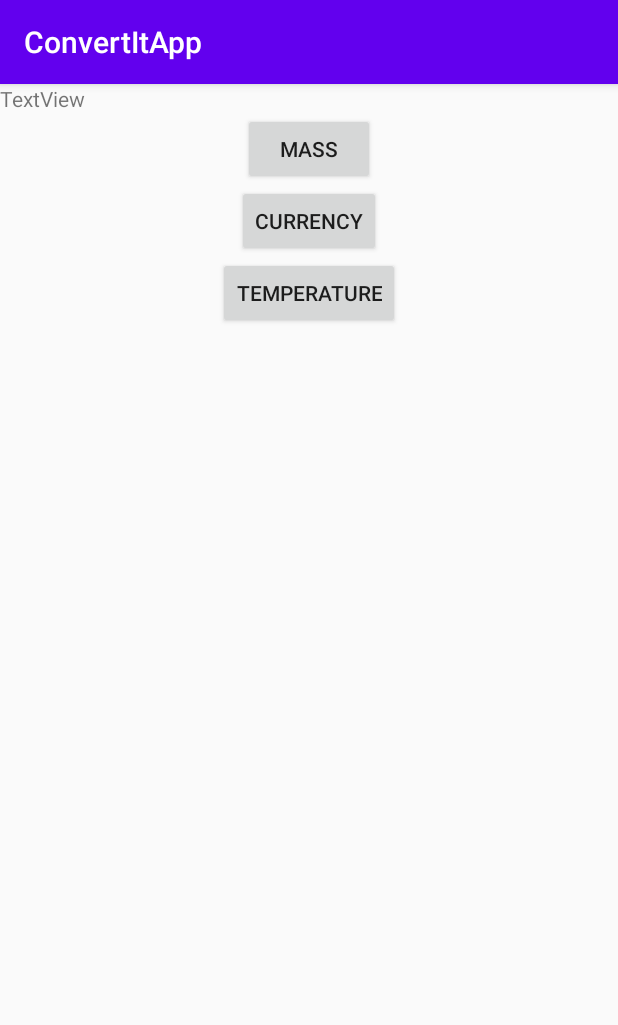
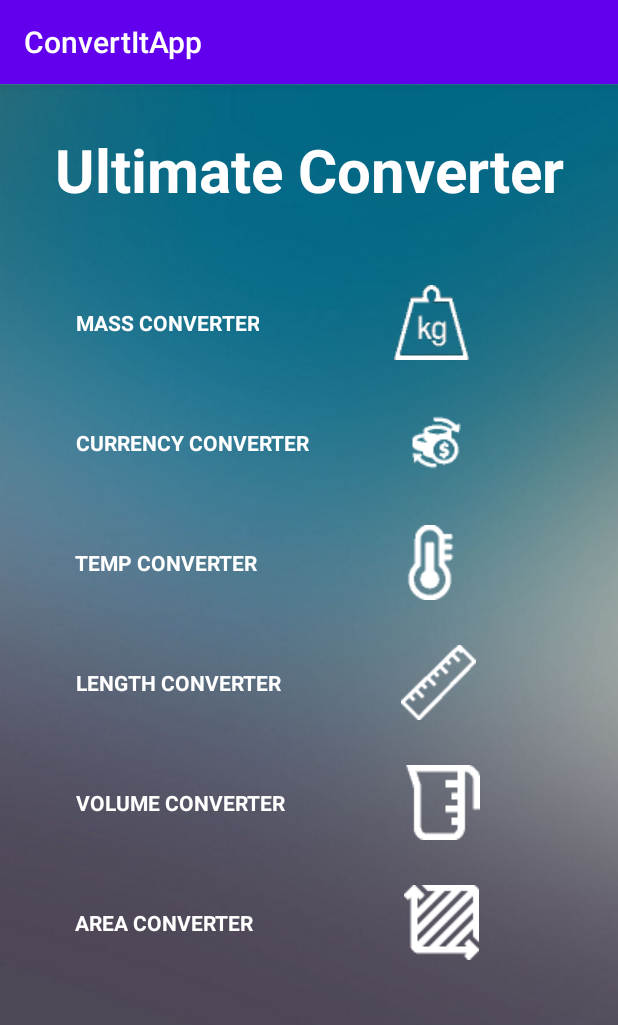
Before and after one commit to reke-ogbokor/INFO_3245_Project, an Android app: the screen it shows after launch (MainActivity), on a phone screen of 412 x 824 dp. Shown: the top 1025 px of the screen. Run offline under Robolectric (Android 15) with nearby library versions, the phone set to English and light mode, and no system bars.

Commit message:
Made homescreen

```diff
--- a/ConvertItApp/app/src/main/java/com/example/convertitapp/MainActivity.java
+++ b/ConvertItApp/app/src/main/java/com/example/convertitapp/MainActivity.java
@@ -6,6 +6,7 @@ import android.content.Intent;
 import android.os.Bundle;
 import android.view.View;
 import android.widget.Button;
+import android.widget.ImageButton;
 
 public class MainActivity extends AppCompatActivity {
 
@@ -14,9 +15,9 @@ public class MainActivity extends AppCompatActivity {
         super.onCreate(savedInstanceState);
         setContentView(R.layout.activity_main);
 
-        Button massBtn = (Button) findViewById(R.id.massBtn);
-        Button currencyBtn = (Button) findViewById(R.id.currencyBtn);
-        Button tempBtn = (Button) findViewById(R.id.tempBtn);
+        ImageButton massBtn = (ImageButton) findViewById(R.id.massBtn);
+        ImageButton currencyBtn = (ImageButton) findViewById(R.id.currencyBtn);
+        ImageButton tempBtn = (ImageButton) findViewById(R.id.tempBtn);
 
 
         massBtn.setOnClickListener(new View.OnClickListener() {
--- a/ConvertItApp/app/src/main/res/layout/activity_main.xml
+++ b/ConvertItApp/app/src/main/res/layout/activity_main.xml
@@ -6,41 +6,221 @@
     android:layout_width="match_parent"
     android:layout_height="match_parent"
     android:orientation="vertical"
+    android:background="@drawable/gradient"
     tools:context=".MainActivity">
 
     <TextView
         android:id="@+id/textView"
-        android:layout_width="wrap_content"
+        android:layout_width="match_parent"
         android:layout_height="wrap_content"
-        android:text="TextView" />
+        android:layout_marginTop="30dp"
+        android:layout_marginBottom="50dp"
+        android:textColor="#FFFFFF"
+        android:textStyle="bold"
+        android:textSize="40sp"
+        android:text="Ultimate Converter"
+        android:textAlignment="center" />
 
     <LinearLayout
         android:layout_width="match_parent"
+        android:layout_height="wrap_content"
+        android:layout_marginLeft="50dp"
+        android:layout_marginBottom="30dp"
+        android:orientation="horizontal">
+
+        <TextView
+            android:id="@+id/textView2"
+            android:layout_width="wrap_content"
             android:layout_height="match_parent"
-        android:orientation="vertical"
-        android:layout_gravity="center">
-    <Button
+            android:gravity="center"
+            android:text="MASS CONVERTER"
+            android:textColor="#FFFFFF"
+            android:textStyle="bold" />
+
+        <ImageButton
             android:id="@+id/massBtn"
             android:layout_width="wrap_content"
             android:layout_height="wrap_content"
             android:layout_gravity="center"
-        android:text="@string/massBtn" />
+            android:layout_marginLeft="90dp"
+            android:layout_marginRight="50dp"
+            android:background="#00FFFFFF"
+            android:src="@drawable/mass2"
 
-    <Button
+            />
+
+    </LinearLayout>
+
+
+    <LinearLayout
+        android:layout_width="match_parent"
+        android:layout_height="wrap_content"
+        android:orientation="horizontal"
+        android:layout_marginBottom="30dp"
+        android:layout_marginLeft="50dp">
+
+        <TextView
+            android:id="@+id/textView3"
+            android:layout_width="wrap_content"
+            android:gravity="center"
+            android:layout_height="match_parent"
+            android:textColor="#FFFFFF"
+            android:textStyle="bold"
+            android:text="CURRENCY CONVERTER" />
+
+        <ImageButton
             android:id="@+id/currencyBtn"
             android:layout_width="wrap_content"
             android:layout_height="wrap_content"
             android:layout_gravity="center"
-        android:text="@string/currencyBtn" />
+            android:background="#00FFFFFF"
+            android:layout_marginLeft="60dp"
+            android:layout_marginRight="50dp"
+            android:src="@drawable/currency2"
 
-        <Button
+
+            />
+
+    </LinearLayout>
+
+    <LinearLayout
+        android:layout_width="match_parent"
+        android:layout_height="wrap_content"
+        android:orientation="horizontal"
+        android:layout_marginBottom="30dp"
+        android:layout_marginLeft="50dp">
+
+        <TextView
+            android:id="@+id/textView4"
+            android:layout_width="wrap_content"
+            android:layout_height="match_parent"
+            android:gravity="center"
+            android:textColor="#FFFFFF"
+            android:textStyle="bold"
+            android:text="TEMP CONVERTER" />
+
+        <ImageButton
             android:id="@+id/tempBtn"
             android:layout_width="wrap_content"
             android:layout_height="wrap_content"
+            android:background="#00FFFFFF"
             android:layout_gravity="center"
-            android:text="@string/tempBtn" />
+            android:layout_marginLeft="90dp"
+            android:layout_marginRight="50dp"
+            android:src="@drawable/temp2"
+            android:textStyle="bold"
+
+            />
+
+
 
 
         </LinearLayout>
 
+
+    <LinearLayout
+    android:layout_width="match_parent"
+    android:layout_height="wrap_content"
+    android:orientation="horizontal"
+        android:layout_marginBottom="30dp"
+    android:layout_marginLeft="50dp">
+
+    <TextView
+        android:id="@+id/textView6"
+        android:layout_width="wrap_content"
+        android:layout_height="match_parent"
+        android:gravity="center"
+        android:textColor="#FFFFFF"
+        android:textStyle="bold"
+        android:text="LENGTH CONVERTER" />
+
+        <ImageButton
+            android:id="@+id/lenthBtn"
+            android:layout_width="wrap_content"
+            android:layout_height="wrap_content"
+            android:layout_gravity="center"
+            android:layout_marginLeft="80dp"
+            android:background="#00FFFFFF"
+            android:layout_marginRight="50dp"
+            android:src="@drawable/length2"
+            android:textStyle="bold"
+
+            />
+
+
+
+
+        ></LinearLayout>
+
+    <LinearLayout
+        android:layout_width="match_parent"
+        android:layout_height="wrap_content"
+        android:layout_marginBottom="30dp"
+        android:orientation="horizontal"
+        android:layout_marginLeft="50dp">
+
+        <TextView
+            android:id="@+id/textView5"
+            android:layout_width="wrap_content"
+            android:layout_height="match_parent"
+            android:gravity="center"
+            android:textColor="#FFFFFF"
+            android:textStyle="bold"
+            android:text="VOLUME CONVERTER" />
+
+        <ImageButton
+            android:id="@+id/VolumBtn"
+            android:layout_width="wrap_content"
+            android:layout_height="wrap_content"
+            android:layout_gravity="center"
+            android:background="#00FFFFFF"
+            android:layout_marginLeft="80dp"
+            android:layout_marginRight="50dp"
+            android:src="@drawable/volume2"
+            android:textStyle="bold"
+
+            />
+
+
+
+
         </LinearLayout>
+
+
+    <LinearLayout
+        android:layout_width="match_parent"
+        android:layout_height="wrap_content"
+        android:orientation="horizontal"
+        android:layout_marginBottom="30dp"
+        android:layout_marginLeft="50dp">
+
+        <TextView
+            android:id="@+id/textView7"
+            android:layout_width="wrap_content"
+            android:layout_height="match_parent"
+            android:gravity="center"
+            android:textColor="#FFFFFF"
+            android:textStyle="bold"
+            android:text="AREA CONVERTER" />
+
+
+        <ImageButton
+            android:id="@+id/areaBtn2"
+            android:layout_width="wrap_content"
+            android:layout_height="wrap_content"
+            android:layout_gravity="center"
+            android:background="#00FFFFFF"
+            android:layout_marginLeft="100dp"
+            android:layout_marginRight="50dp"
+            android:src="@drawable/area2"
+            android:textStyle="bold"
+
+            />
+
+
+
+        </LinearLayout>
+
+
+
+</LinearLayout>
--- a/ConvertItApp/app/src/main/res/values/strings.xml
+++ b/ConvertItApp/app/src/main/res/values/strings.xml
@@ -8,6 +8,9 @@
     <string name="massBtn">Mass</string>
     <string name="currencyBtn">Currency</string>
     <string name="tempBtn">Temperature</string>
+    <string name="volumeBtn">Volume</string>
+    <string name="areaBtn">Area</string>
+    <string name="Lengthbtn">Length</string>
 
     //Mass Screen
     //Mass Array
```
Also changed, not shown: ConvertItApp/app/src/main/res/drawable/area2.png (added), ConvertItApp/app/src/main/res/drawable/currency2.png (added), ConvertItApp/app/src/main/res/drawable/gradient.jpeg (added), ConvertItApp/app/src/main/res/drawable/length2.png (added), ConvertItApp/app/src/main/res/drawable/mass2.png (added), ConvertItApp/app/src/main/res/drawable/temp2.png (added), ConvertItApp/app/src/main/res/drawable/volume2.png (added). Lines whose indentation alone changed are shown as unchanged.
